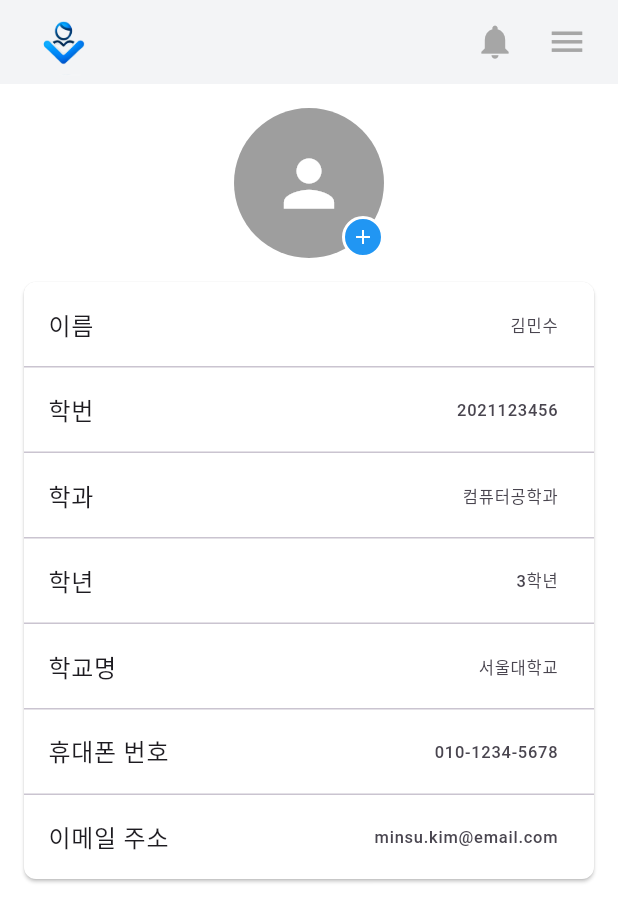
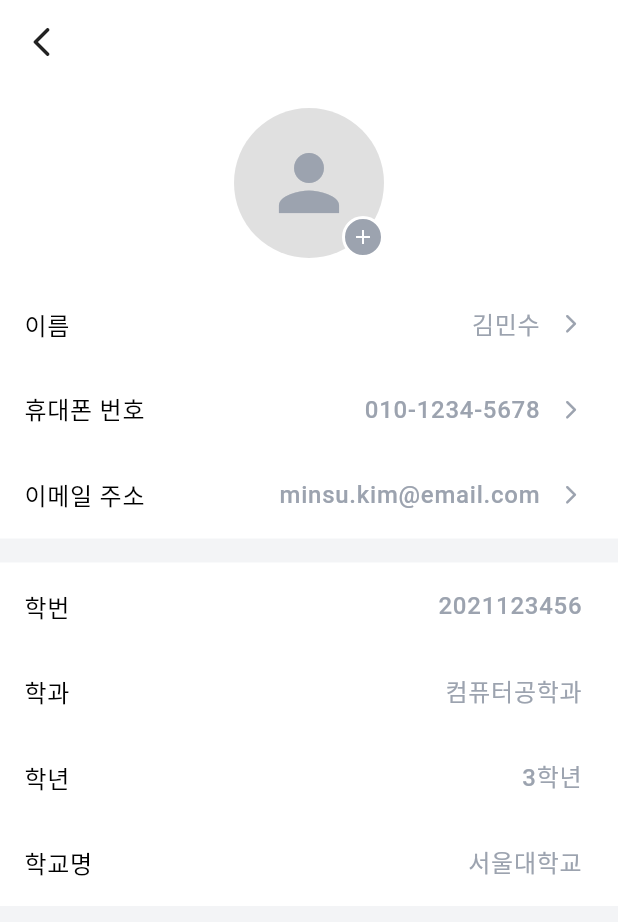
Before and after one commit to popcorn0125/CHECKIN_APP, a Flutter app: the ProfilePage screen opened by its route, on a phone screen of 412 x 824 dp. Shown: the top 922 px of the screen. Run offline on Flutter 3.47's test engine with Material 3 defaults, Android fonts, the phone set to English and light mode, and no system bars; our stand-ins replace google_fonts, table_calendar.

Commit message:
250318 김준식 알림페이지 appbar 수정, home페이지 프로필 클릭시 프로필페이지로 이동 추가, menu페이지 정보관리 클릭시 프로필페이지로 이동 추가, 프로필 페이지 ui 전체 레이아웃 및 스타일 수정완료

```diff
--- a/lib/pages/alarm_page.dart
+++ b/lib/pages/alarm_page.dart
@@ -4,7 +4,7 @@ import '../widgets/custom_app_bar.dart';
 // 간단한 알림 데이터 모델
 class AlarmItem {
   final String title; // 알림 제목
-  final String time;  // 예: "방금 전", "2시간 전", "어제", 날짜 등
+  final String time; // 예: "방금 전", "2시간 전", "어제", 날짜 등
   bool isRead; // 읽었는지 여부를 나타내는 속성
 
   AlarmItem(this.title, this.time, {this.isRead = false});
@@ -40,21 +40,16 @@ class _AlarmPageState extends State<AlarmPage> {
   @override
   Widget build(BuildContext context) {
     return Scaffold(
-      appBar: CustomAppBar(
-        onMenuPressed: () {
-          Navigator.pushNamed(context, '/menu');
-        },
-        onNotificationsPressed: () {
-          Navigator.pushNamed(context, '/alarm');
-        },
-        onProfilePressed: () {
-          Navigator.pushNamed(context, '/profile');
-        },
-        titleText: '',
+      appBar: AppBar(
+        backgroundColor: const Color(0xFFF3F4F6),
+        leading: IconButton(
+          icon: const Icon(Icons.arrow_back_ios_rounded, color: Colors.black87),
+          onPressed: () {
+            Navigator.pop(context);
+          },
+        ),
       ),
-
       backgroundColor: const Color(0xFFf3f4f6),
-
       body: Padding(
         padding: const EdgeInsets.all(16),
         child: Column(
@@ -83,7 +78,8 @@ class _AlarmPageState extends State<AlarmPage> {
             Expanded(
               child: ListView.separated(
                 itemCount: alarms.length,
-                separatorBuilder: (context, index) => const SizedBox(height: 12),
+                separatorBuilder: (context, index) =>
+                    const SizedBox(height: 12),
                 itemBuilder: (context, index) {
                   final alarm = alarms[index];
                   return _buildAlarmItem(alarm);
@@ -127,7 +123,9 @@ class _AlarmPageState extends State<AlarmPage> {
                 Icon(
                   Icons.circle,
                   size: 8,
-                  color: alarm.isRead ? Colors.grey : Colors.blue, // 읽은 알림은 회색, 읽지 않은 알림은 파란색
+                  color: alarm.isRead
+                      ? Colors.grey
+                      : Colors.blue, // 읽은 알림은 회색, 읽지 않은 알림은 파란색
                 ),
                 const SizedBox(width: 8),
                 Text(
--- a/lib/pages/home_page.dart
+++ b/lib/pages/home_page.dart
@@ -63,9 +63,9 @@ class _HomePageState extends State<HomePage> {
         onNotificationsPressed: () {
           Navigator.pushNamed(context, '/alarm');
         },
-        onProfilePressed: () {
-          Navigator.pushNamed(context, '/profile');
-        },
+        // onProfilePressed: () {
+        //   Navigator.pushNamed(context, '/profile');
+        // },
         titleText: '',
       ),
       body: SingleChildScrollView(
@@ -234,7 +234,7 @@ class _HomePageState extends State<HomePage> {
                       child: GestureDetector(
                         // 클릭 이벤트 추가
                         onTap: () {
-                          Navigator.pushNamed(context, '/info'); // 페이지 이동
+                          Navigator.pushNamed(context, '/profile'); // 페이지 이동
                         },
                         child: Container(
                           width: 55,
--- a/lib/pages/menu_page.dart
+++ b/lib/pages/menu_page.dart
@@ -60,7 +60,7 @@ class MenuPage extends StatelessWidget {
                       icon: const Icon(Icons.arrow_forward_ios_rounded,
                           color: Color(0xFF9CA3AF)),
                       onPressed: () {
-                        // Navigator.pop(context);
+                        Navigator.pushNamed(context, '/profile');
                       },
                     ),
                   ],
--- a/lib/pages/profile_page.dart
+++ b/lib/pages/profile_page.dart
@@ -1,6 +1,5 @@
-// lib/pages/profile_page.dart
 import 'package:flutter/material.dart';
-import '../widgets/custom_app_bar.dart';
+import 'package:google_fonts/google_fonts.dart';
 
 class ProfilePage extends StatelessWidget {
   const ProfilePage({Key? key}) : super(key: key);
@@ -8,54 +7,70 @@ class ProfilePage extends StatelessWidget {
   @override
   Widget build(BuildContext context) {
     return Scaffold(
+      backgroundColor: const Color(0xFFf3f4f6),
       // 상단 커스텀 AppBar 사용
-      appBar: CustomAppBar(
-        onMenuPressed: () {
-          // 원래 AppBar에서 menu 아이콘을 눌렀을 때 Navigator.pushNamed(context, '/menu')를 호출했음
-          Navigator.pushNamed(context, '/menu');
-        },
-        onNotificationsPressed: () {
-          Navigator.pushNamed(context, '/alarm');
-        },
-        onProfilePressed: () {
-          Navigator.pushNamed(context, '/profile');
-        }, titleText: '',
-
+      appBar: AppBar(
+        backgroundColor: const Color(0xFFFFFFFF),
+        leading: IconButton(
+          icon: const Icon(Icons.arrow_back_ios_rounded, color: Colors.black87),
+          onPressed: () {
+            Navigator.pop(context);
+          },
+        ),
       ),
       body: SingleChildScrollView(
         child: Column(
           children: [
             // 프로필 이미지 + 플러스 아이콘
-            const SizedBox(height: 16),
-            _buildProfileSection(),
-            const SizedBox(height: 16),
+            // const SizedBox(height: 16),
+            // _buildProfileSection(),
+            // const SizedBox(height: 16),
 
             // 정보 목록
             Card(
               color: Colors.white,
-              margin: const EdgeInsets.symmetric(horizontal: 16),
+              margin: const EdgeInsets.symmetric(horizontal: 0),
               shape: RoundedRectangleBorder(
-                borderRadius: BorderRadius.circular(8),
+                borderRadius: BorderRadius.circular(0),
               ),
+              elevation: 0,
               child: Column(
                 children: [
+                  const SizedBox(height: 16),
+                  _buildProfileSection(),
+                  const SizedBox(height: 16),
                   _buildInfoRow('이름', '김민수'),
-                  const Divider(height: 1),
-                  _buildInfoRow('학번', '2021123456'),
-                  const Divider(height: 1),
-                  _buildInfoRow('학과', '컴퓨터공학과'),
-                  const Divider(height: 1),
-                  _buildInfoRow('학년', '3학년'),
-                  const Divider(height: 1),
-                  _buildInfoRow('학교명', '서울대학교'),
-                  const Divider(height: 1),
+                  const SizedBox(height: 1),
                   _buildInfoRow('휴대폰 번호', '010-1234-5678'),
-                  const Divider(height: 1),
+                  const SizedBox(height: 1),
                   _buildInfoRow('이메일 주소', 'minsu.kim@email.com'),
+                  const SizedBox(height: 1),
                 ],
               ),
             ),
             const SizedBox(height: 16),
+            // 수정 불가능한 학번, 학과, 학교, 학년 정보 목록
+            Card(
+              color: Colors.white,
+              margin: const EdgeInsets.symmetric(horizontal: 0),
+              shape: RoundedRectangleBorder(
+                borderRadius: BorderRadius.circular(0),
+              ),
+              elevation: 0,
+              child: Column(
+                children: [
+                  const SizedBox(height: 1),
+                  _buildInfoRow2('학번', '2021123456'),
+                  const SizedBox(height: 1),
+                  _buildInfoRow2('학과', '컴퓨터공학과'),
+                  const SizedBox(height: 1),
+                  _buildInfoRow2('학년', '3학년'),
+                  const SizedBox(height: 1),
+                  _buildInfoRow2('학교명', '서울대학교'),
+                  const SizedBox(height: 1),
+                ],
+              ),
+            ),
           ],
         ),
       ),
@@ -72,13 +87,13 @@ class ProfilePage extends StatelessWidget {
           clipBehavior: Clip.none,
           children: [
             // 원형 아바타
-            const CircleAvatar(
+            CircleAvatar(
               radius: 50,
-              backgroundColor: Colors.grey,
+              backgroundColor: Colors.grey.shade300,
               child: Icon(
                 Icons.person,
-                size: 50,
-                color: Colors.white,
+                size: 60,
+                color: const Color(0xFF9CA3AF),
               ),
             ),
             // 플러스 아이콘 (오른쪽 하단)
@@ -93,7 +108,7 @@ class ProfilePage extends StatelessWidget {
                   width: 28,
                   height: 28,
                   decoration: BoxDecoration(
-                    color: Colors.blue,
+                    color: Color(0xFF9CA3AF),
                     borderRadius: BorderRadius.circular(14),
                     border: Border.all(color: Colors.white, width: 2),
                   ),
@@ -111,11 +126,58 @@ class ProfilePage extends StatelessWidget {
     );
   }
 
-  // 2) 정보 행 (예: "이름" - "김민수")
+  // 2) 수정 가능한 정보 행 (예: "이름" - "김민수")
   Widget _buildInfoRow(String label, String value) {
     return ListTile(
-      title: Text(label),
-      trailing: Text(value),
+      title: Text(label,
+          style: GoogleFonts.roboto(
+              color: Colors.black, fontSize: 16, fontWeight: FontWeight.w500)),
+      trailing: Row(
+        mainAxisSize: MainAxisSize.min, // Row 크기 최소화
+        children: [
+          Padding(
+            padding: const EdgeInsets.only(right: 13),
+            child: Text(
+              value,
+
+              style: GoogleFonts.roboto(
+                color: Color(0xFF9CA3AF),
+                fontSize: 16,
+              ), // Roboto 글꼴 적용
+            ),
+          ),
+          const Icon(Icons.arrow_forward_ios_rounded,
+              size: 15, color: Color(0xFF9CA3AF)),
+        ],
+      ),
+      onTap: () {
+        // TODO: 수정 페이지 이동 등 (필요하다면)
+      },
+    );
+  }
+
+  // 2) 수정 불가능한 정보 행
+  Widget _buildInfoRow2(String label, String value) {
+    return ListTile(
+      title: Text(label,
+          style: GoogleFonts.roboto(
+              color: Colors.black, fontSize: 16, fontWeight: FontWeight.w500)),
+      trailing: Row(
+        mainAxisSize: MainAxisSize.min, // Row 크기 최소화
+        children: [
+          Padding(
+            padding: const EdgeInsets.only(right: 0),
+            child: Text(
+              value,
+
+              style: GoogleFonts.roboto(
+                color: Color(0xFF9CA3AF),
+                fontSize: 16,
+              ), // Roboto 글꼴 적용
+            ),
+          ),
+        ],
+      ),
       onTap: () {
         // TODO: 수정 페이지 이동 등 (필요하다면)
       },
```
